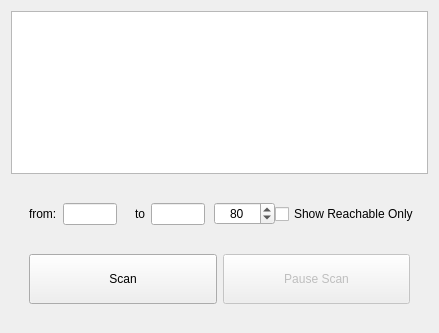
Above: extern_app/NetHelper/ui/Scanner.ui from Charliechen114514/CCIMXDesktop before the change. Below: the same form after it.
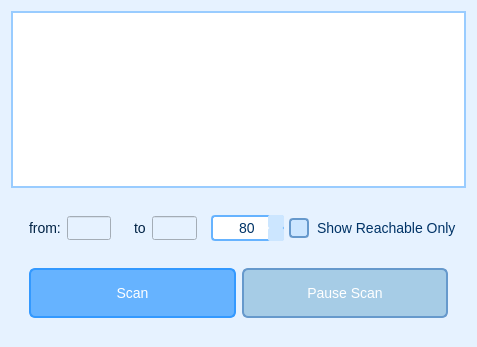
That is the form after the change. Icons and pictures are not drawn.

The edit to the form file:
```diff
--- a/extern_app/NetHelper/ui/Scanner.ui
+++ b/extern_app/NetHelper/ui/Scanner.ui
@@ -6,13 +6,170 @@
    <rect>
     <x>0</x>
     <y>0</y>
-    <width>439</width>
-    <height>333</height>
+    <width>477</width>
+    <height>347</height>
    </rect>
   </property>
   <property name="windowTitle">
    <string>Form</string>
   </property>
+  <property name="styleSheet">
+   <string notr="true">/* 全局背景色及通用文本颜色 */
+QWidget {
+    background-color: #e6f2ff;
+    color: #003366;
+    font-family: &quot;Segoe UI&quot;, &quot;Microsoft YaHei&quot;, sans-serif;
+    font-size: 14px;
+}
+
+/* QLabel */
+QLabel {
+    color: #002244;
+}
+
+/* QCheckBox */
+QCheckBox {
+    spacing: 8px;
+}
+QCheckBox::indicator {
+    width: 16px;
+    height: 16px;
+    border: 2px solid #6699cc;
+    border-radius: 4px;
+    background: #cce6ff;
+}
+QCheckBox::indicator:checked {
+    image: url(:/icons/checkbox_checked.svg);
+    background: #66b3ff;
+    border: 2px solid #005580;
+}
+QCheckBox::indicator:unchecked:hover {
+    background: #b3d9ff;
+}
+
+/* QPushButton */
+QPushButton {
+    background-color: #66b3ff;
+    color: white;
+    border: 2px solid #3399ff;
+    border-radius: 6px;
+    padding: 4px 10px;
+}
+QPushButton:hover {
+    background-color: #80c1ff;
+    border-color: #1a8cff;
+}
+QPushButton:pressed {
+    background-color: #3399ff;
+    border-color: #007acc;
+}
+QPushButton:disabled {
+    background-color: #a6cce6;
+    border-color: #6699cc;
+    color: #ffffff;
+}
+
+/* QSpinBox */
+QSpinBox {
+    background: #ffffff;
+    border: 2px solid #66b3ff;
+    border-radius: 4px;
+    padding: 2px 4px;
+}
+QSpinBox:hover {
+    border-color: #3399ff;
+}
+QSpinBox:focus {
+    border-color: #1a8cff;
+    background: #e6f2ff;
+}
+QSpinBox::up-button, QSpinBox::down-button {
+    subcontrol-origin: border;
+    width: 16px;
+    border-width: 1px;
+    border-color: #66b3ff;
+    border-radius: 2px;
+    background: #cce6ff;
+}
+QSpinBox::up-button:hover, QSpinBox::down-button:hover {
+    background: #99ccff;
+}
+QSpinBox::up-arrow {
+    width: 10px;
+    height: 10px;
+}
+QSpinBox::down-arrow {
+    width: 10px;
+    height: 10px;
+}
+
+/* QTableWidget */
+QTableWidget {
+    background-color: #ffffff;
+    border: 2px solid #99ccff;
+    gridline-color: #99ccff;
+    selection-background-color: #cce6ff;
+    selection-color: #003366;
+    alternate-background-color: #f2f9ff;
+}
+QHeaderView::section {
+    background-color: #66b3ff;
+    color: white;
+    padding: 4px;
+    border: 1px solid #3399ff;
+}
+QHeaderView::section:horizontal {
+    border-top-left-radius: 6px;
+    border-top-right-radius: 6px;
+}
+QHeaderView::section:vertical {
+    border-top-left-radius: 6px;
+    border-bottom-left-radius: 6px;
+}
+QTableCornerButton::section {
+    background-color: #66b3ff;
+    border: 1px solid #3399ff;
+}
+
+/* 滚动条（可选的复杂化） */
+QScrollBar:vertical {
+    border: none;
+    background: #cce6ff;
+    width: 10px;
+    margin: 0px 0px 0px 0px;
+}
+QScrollBar::handle:vertical {
+    background: #66b3ff;
+    min-height: 20px;
+    border-radius: 4px;
+}
+QScrollBar::handle:vertical:hover {
+    background: #3399ff;
+}
+QScrollBar::add-line:vertical, QScrollBar::sub-line:vertical {
+    height: 0px;
+    subcontrol-origin: margin;
+}
+QScrollBar:horizontal {
+    border: none;
+    background: #cce6ff;
+    height: 10px;
+    margin: 0px 0px 0px 0px;
+}
+QScrollBar::handle:horizontal {
+    background: #66b3ff;
+    min-width: 20px;
+    border-radius: 4px;
+}
+QScrollBar::handle:horizontal:hover {
+    background: #3399ff;
+}
+QScrollBar::add-line:horizontal, QScrollBar::sub-line:horizontal {
+    width: 0px;
+    subcontrol-origin: margin;
+}
+</string>
+  </property>
   <layout class="QVBoxLayout" name="verticalLayout_2">
    <item>
     <widget class="QTableWidget" name="tableWidget">
@@ -43,7 +200,7 @@
        <widget class="QWidget" name="widget_3" native="true">
         <layout class="QHBoxLayout" name="horizontalLayout_4">
          <property name="spacing">
-          <number>0</number>
+          <number>5</number>
          </property>
          <property name="leftMargin">
           <number>0</number>
```
